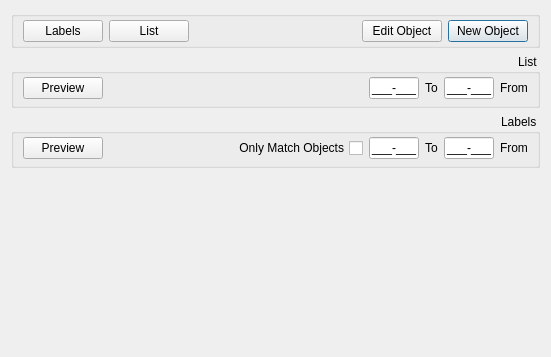
Qt form objectmanagement.ui (nournia/ketabkhaane) before a commit.
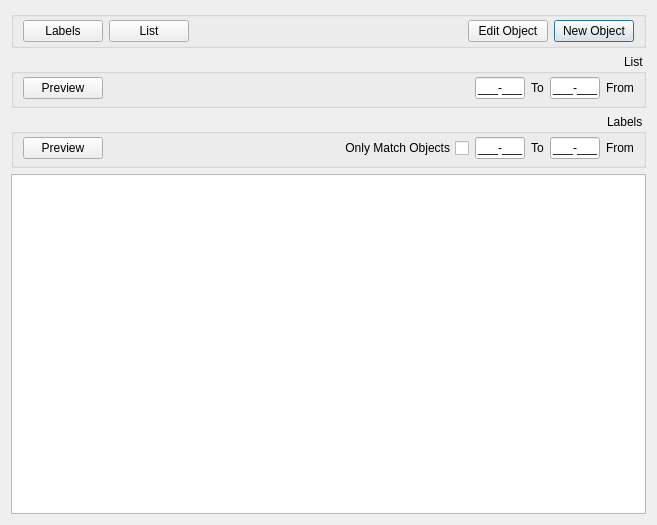
The same form after that commit. Icons and pictures are not drawn.

Commit message: add objects table

```diff
--- a/objectmanagement.ui
+++ b/objectmanagement.ui
@@ -6,8 +6,8 @@
    <rect>
     <x>0</x>
     <y>0</y>
-    <width>551</width>
-    <height>357</height>
+    <width>657</width>
+    <height>525</height>
    </rect>
   </property>
   <property name="layoutDirection">
@@ -276,17 +276,7 @@
     </widget>
    </item>
    <item>
-    <spacer name="verticalSpacer">
-     <property name="orientation">
-      <enum>Qt::Vertical</enum>
-     </property>
-     <property name="sizeHint" stdset="0">
-      <size>
-       <width>20</width>
-       <height>40</height>
-      </size>
-     </property>
-    </spacer>
+    <widget class="QTableView" name="tObjects"/>
    </item>
   </layout>
  </widget>
```
The commit also changes 6 other files.
